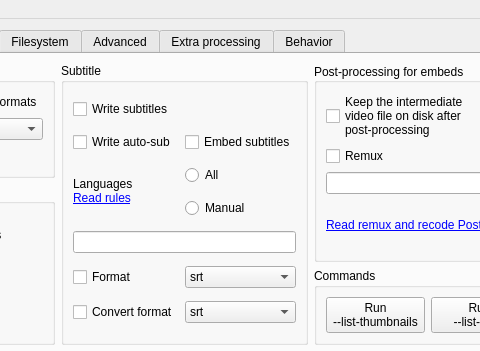
Before: the Qt Designer form ui/ui.ui in bhbghghbgb/shiny-adventure, drawn with Qt 5; both pictures show x 237 to 717 and y 0 to 351 of the 1002 by 600 pixel window.
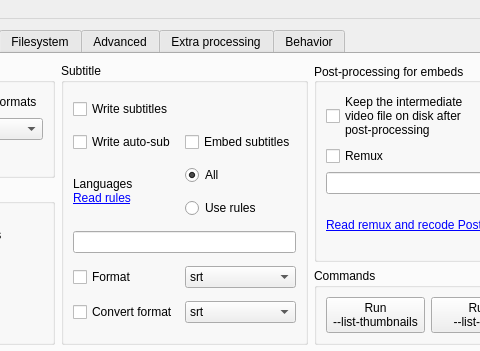
After: the same form once the commit is applied. The open tabs and pages were chosen to show the change.

What changed in the file:
```diff
--- a/ui/ui.ui
+++ b/ui/ui.ui
@@ -6,7 +6,7 @@
    <rect>
     <x>0</x>
     <y>0</y>
-    <width>873</width>
+    <width>918</width>
     <height>600</height>
    </rect>
   </property>
@@ -711,12 +711,15 @@
              <property name="text">
               <string>All</string>
              </property>
+             <property name="checked">
+              <bool>true</bool>
+             </property>
             </widget>
            </item>
            <item row="3" column="1">
             <widget class="QRadioButton" name="radioButton_8">
              <property name="text">
-              <string>Manual</string>
+              <string>Use rules</string>
              </property>
             </widget>
            </item>
```
Left out of the diff: 430 changed lines with no effect on the pictures.
